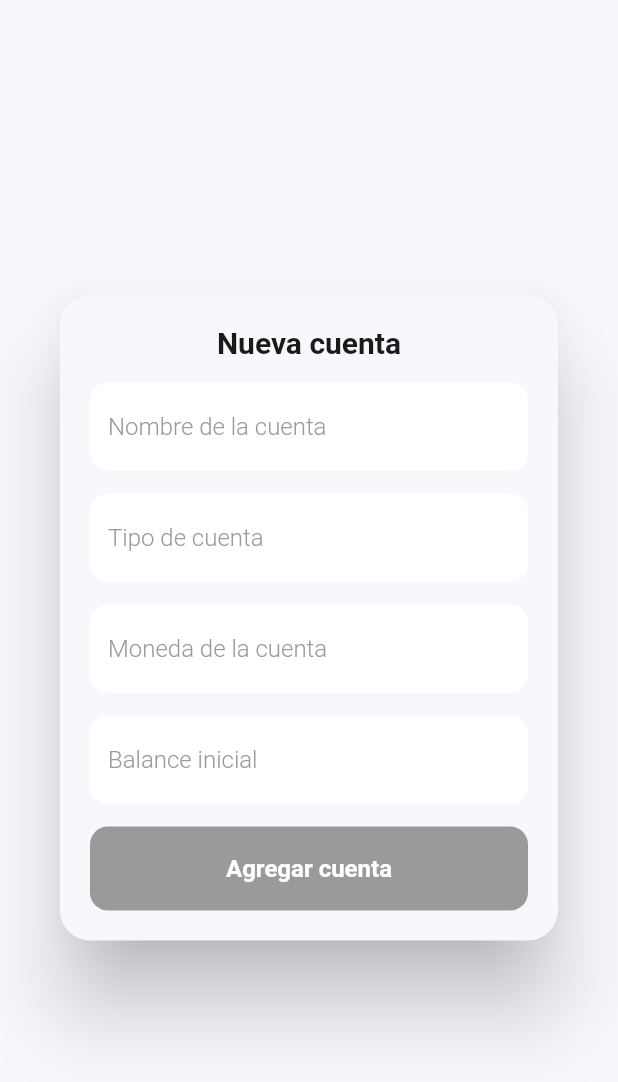
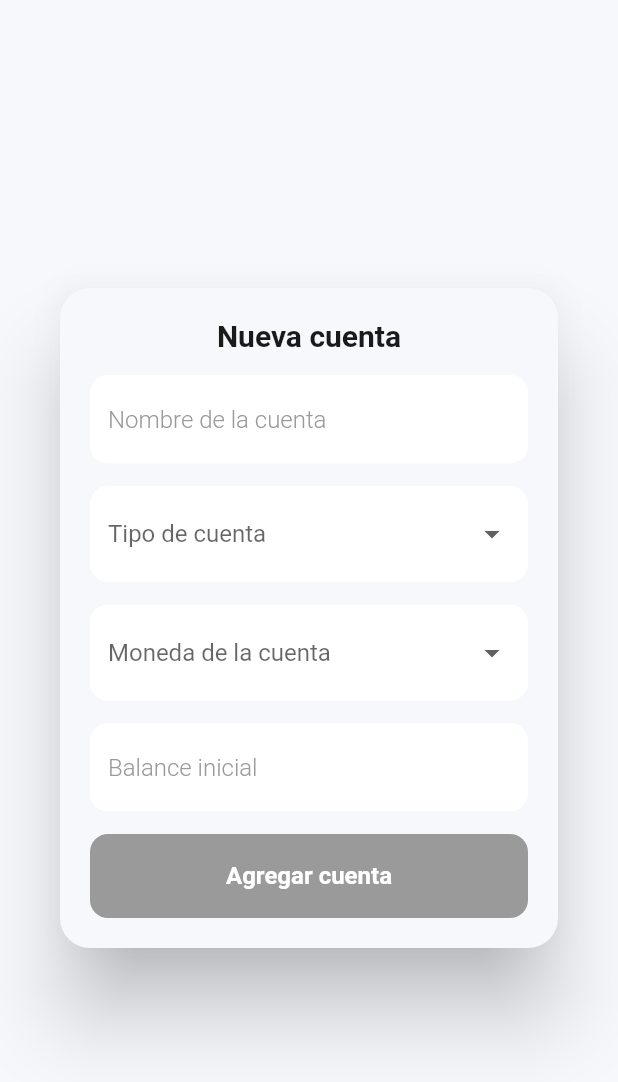
Before and after one commit to SebasAriasDEV/Expenses-App-Frontend, a Flutter app: the DialogCreateAccount widget shown alone on an empty page, opened directly, on a phone screen of 412 x 824 dp. Shown: the top 1082 px of the screen. Run offline on Flutter 3.47's test engine with Material 2 defaults, Android fonts, the phone set to English and light mode, and no system bars; our stand-ins replace animated_bottom_navigation_bar, flutter_svg, font_awesome_flutter; accounts and stored records are empty; network calls fail; Roboto replaces fonts that are missing (Avenir).

Commit message:
Added dropdown to select Currency and Account Type

```diff
--- a/lib/ui/components/accounts/add_account_dialog.dart
+++ b/lib/ui/components/accounts/add_account_dialog.dart
@@ -101,20 +101,36 @@ class _DialogCreateAccountState extends State<DialogCreateAccount> {
                 onChanged: (_) => checkCompleteness(),
               ),
               const SizedBox(height: 15),
-              TextField(
-                controller: _controllerType,
+              DropdownButtonFormField<String>(
+                dropdownColor: kWhiteColor,
                 decoration: const InputDecoration().copyWith(
                   hintText: 'Tipo de cuenta',
                 ),
-                onChanged: (_) => checkCompleteness(),
+                items: ['Debito', 'Credito']
+                    .map((e) => DropdownMenuItem(value: e, child: Text(e)))
+                    .toList(),
+                onChanged: (accountType) {
+                  if (accountType != null) {
+                    _controllerType.text = accountType;
+                  }
+                  checkCompleteness();
+                },
               ),
               const SizedBox(height: 15),
-              TextField(
-                controller: _controllerCurrency,
+              DropdownButtonFormField<String>(
+                dropdownColor: kWhiteColor,
                 decoration: const InputDecoration().copyWith(
                   hintText: 'Moneda de la cuenta',
                 ),
-                onChanged: (_) => checkCompleteness(),
+                items: ['COP', 'EUR']
+                    .map((e) => DropdownMenuItem(value: e, child: Text(e)))
+                    .toList(),
+                onChanged: (selectedCurrency) {
+                  if (selectedCurrency != null) {
+                    _controllerCurrency.text = selectedCurrency;
+                  }
+                  checkCompleteness();
+                },
               ),
               const SizedBox(height: 15),
               TextField(
```
